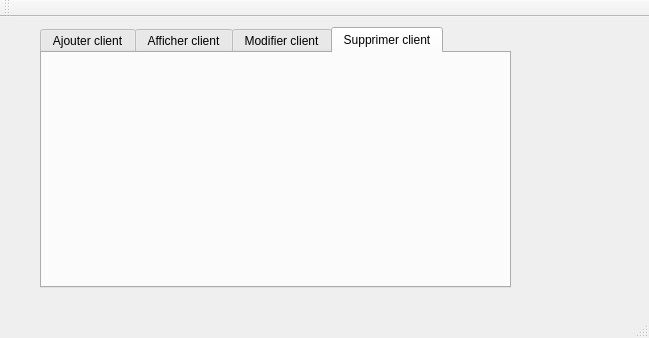
This is yassine/mainwindow.ui in hanenjabnoun-Esprit-2019/Smart_Pastry_Shop_2A26 as Qt 5 draws it before an edit. The edited form follows.
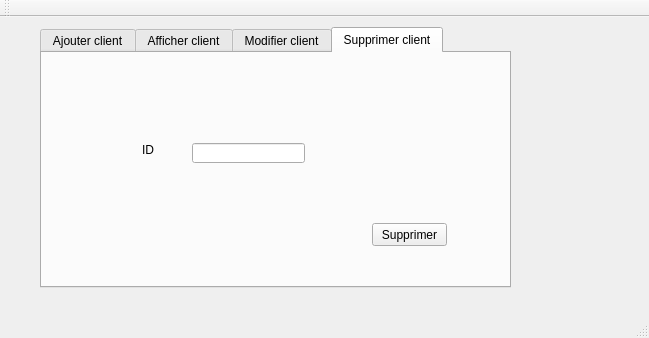
This is the edited form. The open tabs and pages were chosen to show the change.

```diff
--- a/yassine/mainwindow.ui
+++ b/yassine/mainwindow.ui
@@ -199,6 +199,42 @@
      <attribute name="title">
       <string>Supprimer client</string>
      </attribute>
+     <widget class="QLabel" name="label_6">
+      <property name="geometry">
+       <rect>
+        <x>100</x>
+        <y>90</y>
+        <width>47</width>
+        <height>14</height>
+       </rect>
+      </property>
+      <property name="text">
+       <string>ID</string>
+      </property>
+     </widget>
+     <widget class="QLineEdit" name="le_id_supp">
+      <property name="geometry">
+       <rect>
+        <x>150</x>
+        <y>90</y>
+        <width>113</width>
+        <height>20</height>
+       </rect>
+      </property>
+     </widget>
+     <widget class="QPushButton" name="pb_supprimer">
+      <property name="geometry">
+       <rect>
+        <x>330</x>
+        <y>170</y>
+        <width>75</width>
+        <height>23</height>
+       </rect>
+      </property>
+      <property name="text">
+       <string>Supprimer</string>
+      </property>
+     </widget>
     </widget>
    </widget>
   </widget>
```
Left out of the diff: 14 changed lines with no effect on the pictures.
